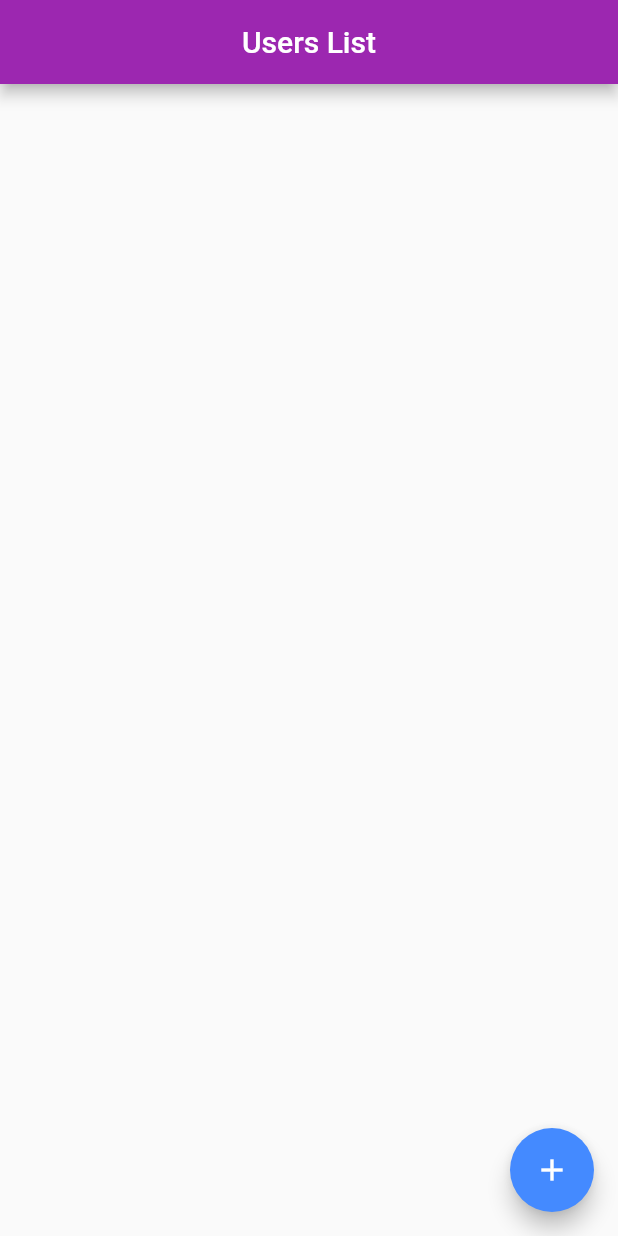
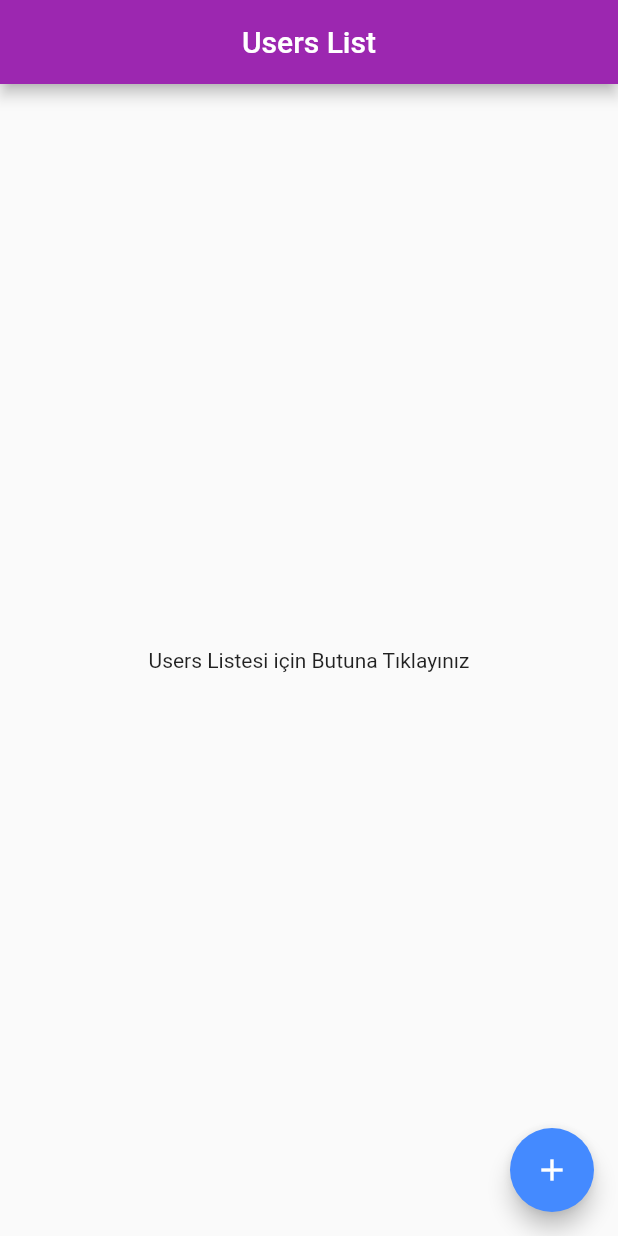
Before and after one commit to TarkanKara/Getting-Started-Mobx, a Flutter app: the screen it shows after launch, on a phone screen of 412 x 824 dp. Run offline on Flutter 3.47's test engine with Material 2 defaults, Android fonts, the phone set to English and light mode, and no system bars; our stand-ins replace dio, flutter_mobx, mobx; generated files the repository leaves out were written again.

Commit message:
Mobix MVVM enum

```diff
--- a/lib/mobx_3_mvvm/view/users_view.dart
+++ b/lib/mobx_3_mvvm/view/users_view.dart
@@ -26,8 +26,29 @@
         }),
       ),
       body: Observer(builder: (_) {
-        return Center(
-          child: ListView.separated(
+        switch (user.pageStatus) {
+          case PageStatus.FIRST:
+            return const Center(
+                child: Text("Users Listesi için Butuna Tıklayınız"));
+          case PageStatus.LOADING:
+            return const Center(child: CircularProgressIndicator());
+          case PageStatus.SUCCESS:
+            return buildListView();
+          case PageStatus.ERROR:
+            return const Center(child: Text("Error"));
+          default:
+            return Container();
+        }
+      }),
+      floatingActionButton: Observer(builder: (_) {
+        return FloatingActionButton(
+            onPressed: user.getAllUsers, child: const Icon(Icons.add));
+      }),
+    );
+  }
+
+  ListView buildListView() {
+    return ListView.separated(
       separatorBuilder: (context, index) => Container(
           width: double.infinity, height: 1, color: Colors.pinkAccent),
       itemCount: user.users.length,
@@ -39,13 +60,6 @@
           leading: Text(user.users[index].id.toString()),
         );
       },
-          ),
-        );
-      }),
-      floatingActionButton: Observer(builder: (_) {
-        return FloatingActionButton(
-            onPressed: user.getAllUsers, child: const Icon(Icons.add));
-      }),
     );
   }
 }
```
Also changed, not shown: lib/mobx_3_mvvm/view_model/users_view_model.dart (+12 -0 lines), lib/mobx_3_mvvm/view_model/users_view_model.g.dart. Lines whose indentation alone changed are shown as unchanged.
